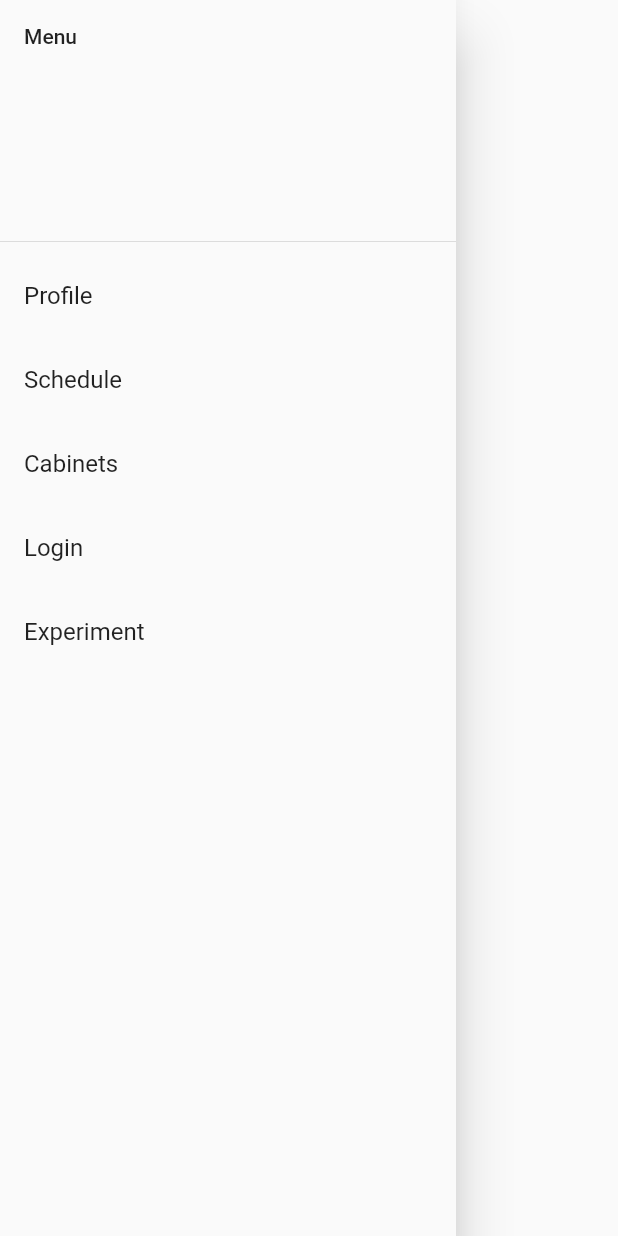
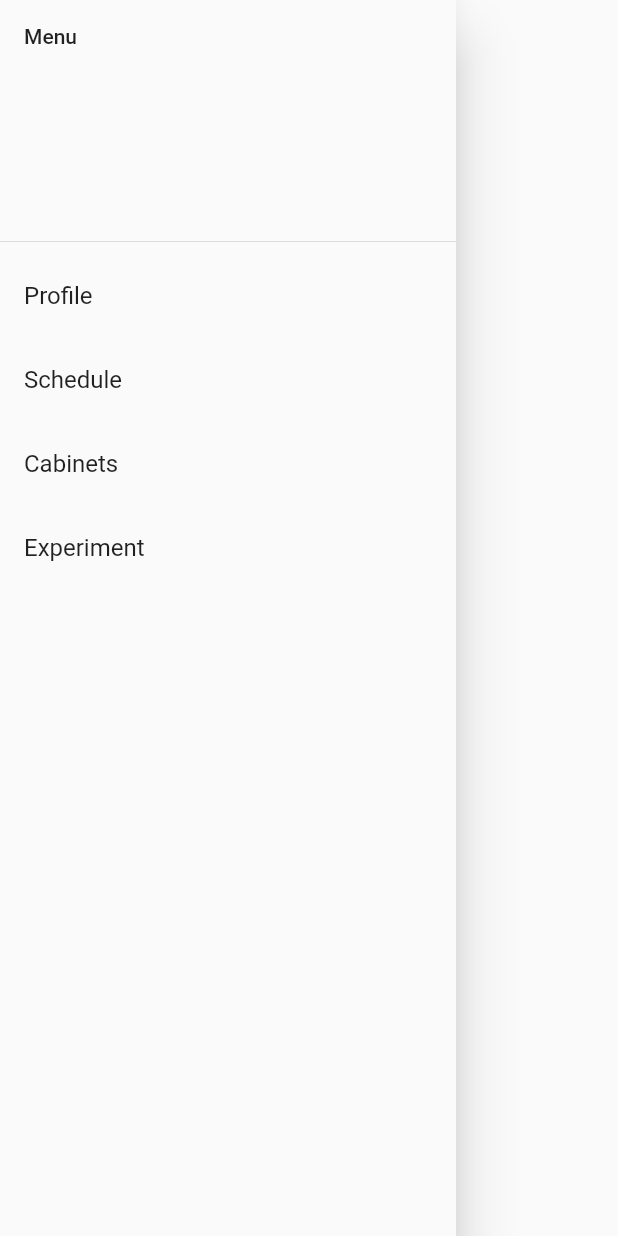
Before and after one commit to NumBit/e-medicine, a Flutter app: the Menu widget shown alone on an empty page, opened directly, on a phone screen of 412 x 824 dp. Run offline on Flutter 3.47's test engine with Material 2 defaults, Android fonts, the phone set to English and light mode, and no system bars; our stand-ins replace bloc, cloud_firestore, expandable, firebase_analytics, firebase_auth, firebase_core and 1 more; missing offline and left inert: flutter_iconpicker; accounts and stored records are empty.

Commit message:
cleaned menu

```diff
--- a/medicine_cabinet/lib/main/menu.dart
+++ b/medicine_cabinet/lib/main/menu.dart
@@ -24,10 +24,6 @@ class Menu extends StatelessWidget {
             onTap: () => Navigator.pushNamed(context, "/cabinets_list"),
           ),
           ListTile(
-            title: Text("Login"),
-            onTap: () => Navigator.pushNamed(context, "/login"),
-          ),
-          ListTile(
             title: Text("Experiment"),
             onTap: () => Navigator.pushNamed(context, "/experiment"),
           )
```
